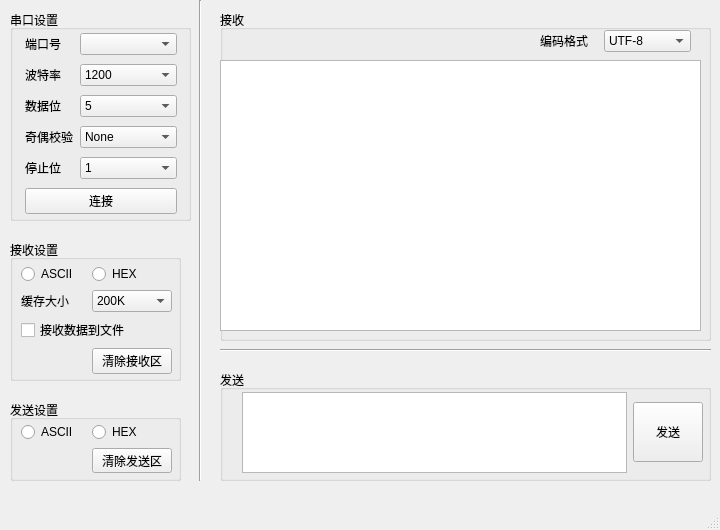
Old version of the form COM_Tool/Main_form.ui in the repository Berte-Yu/ComTool.
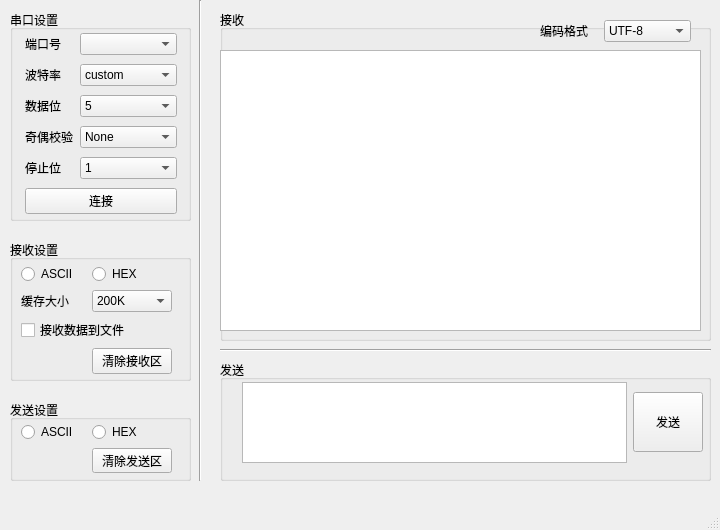
New version of the form.

The edit to the form file:
```diff
--- a/COM_Tool/Main_form.ui
+++ b/COM_Tool/Main_form.ui
@@ -132,6 +132,11 @@
           <verstretch>0</verstretch>
          </sizepolicy>
         </property>
+        <item>
+         <property name="text">
+          <string>custom</string>
+         </property>
+        </item>
         <item>
          <property name="text">
           <string>1200</string>
@@ -311,7 +316,7 @@
      <rect>
       <x>10</x>
       <y>240</y>
-      <width>171</width>
+      <width>181</width>
       <height>141</height>
      </rect>
     </property>
@@ -413,7 +418,7 @@
      <rect>
       <x>10</x>
       <y>400</y>
-      <width>171</width>
+      <width>181</width>
       <height>81</height>
      </rect>
     </property>
@@ -496,9 +501,9 @@
      <property name="geometry">
       <rect>
        <x>0</x>
-       <y>50</y>
+       <y>40</y>
        <width>481</width>
-       <height>271</height>
+       <height>281</height>
       </rect>
      </property>
     </widget>
@@ -506,7 +511,7 @@
      <property name="geometry">
       <rect>
        <x>320</x>
-       <y>20</y>
+       <y>10</y>
        <width>151</width>
        <height>22</height>
       </rect>
@@ -545,9 +550,9 @@
     <property name="geometry">
      <rect>
       <x>220</x>
-      <y>370</y>
+      <y>360</y>
       <width>491</width>
-      <height>111</height>
+      <height>121</height>
      </rect>
     </property>
     <property name="title">
```
